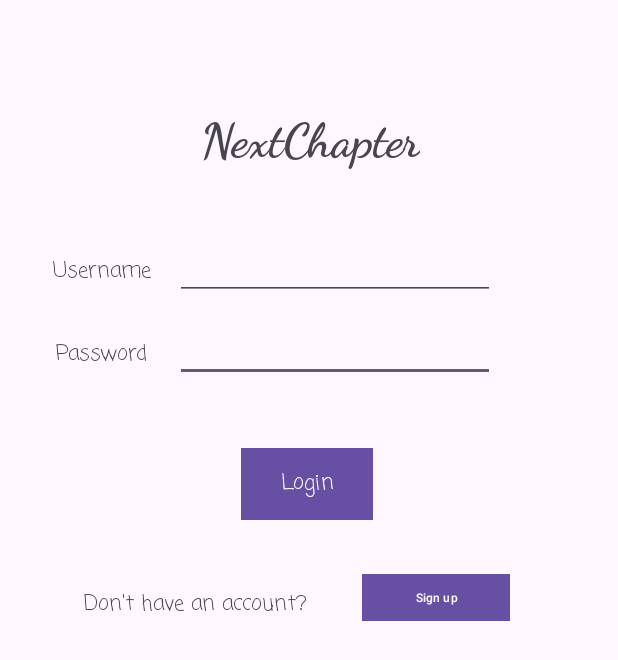
After one commit to kevinsgeo/next_chapter, an Android app: the fragment LoginFragment shown on its own in the app's theme, on a phone screen of 412 x 824 dp. The commit adds this screen. Shown: the top 660 px of the screen. Run offline under Robolectric (Android 15) with nearby library versions, the phone set to English and light mode, and no system bars.

Commit message:
added initial functionality for login and signup screens

```diff
--- /dev/null
+++ b/app/src/main/java/com/cs407/nextchapter/LoginFragment.kt
@@ -0,0 +1,38 @@
+package com.cs407.nextchapter
+
+import android.os.Bundle
+import android.view.LayoutInflater
+import android.view.View
+import android.view.ViewGroup
+import android.widget.Button
+import androidx.core.view.ViewCompat
+import androidx.core.view.WindowInsetsCompat
+import androidx.fragment.app.Fragment
+
+class LoginFragment : Fragment() {
+
+    override fun onCreateView(
+        inflater: LayoutInflater, container: ViewGroup?,
+        savedInstanceState: Bundle?
+    ): View? {
+        // Inflate the layout for this fragment
+        val view = inflater.inflate(R.layout.activity_login, container, false)
+
+        // Apply window insets to the root view of the fragment
+        ViewCompat.setOnApplyWindowInsetsListener(view.findViewById(R.id.main)) { v, insets ->
+            val systemBars = insets.getInsets(WindowInsetsCompat.Type.systemBars())
+            v.setPadding(systemBars.left, systemBars.top, systemBars.right, systemBars.bottom)
+            insets
+        }
+        view.findViewById<Button>(R.id.signupbutton)?.setOnClickListener {
+            parentFragmentManager.beginTransaction()
+                .replace(R.id.fragment_container, SignupFragment())
+                .addToBackStack(null) // Allows navigating back to the previous fragment
+                .commit()
+        }
+
+
+
+        return view
+    }
+}
--- a/app/src/main/java/com/cs407/nextchapter/MainActivity.kt
+++ b/app/src/main/java/com/cs407/nextchapter/MainActivity.kt
@@ -1,6 +1,7 @@
 package com.cs407.nextchapter
 
 import android.os.Bundle
+import android.widget.Button
 import androidx.activity.enableEdgeToEdge
 import androidx.appcompat.app.AppCompatActivity
 import androidx.core.view.ViewCompat
--- /dev/null
+++ b/app/src/main/res/layout/activity_login.xml
@@ -0,0 +1,109 @@
+<?xml version="1.0" encoding="utf-8"?>
+<androidx.constraintlayout.widget.ConstraintLayout xmlns:android="http://schemas.android.com/apk/res/android"
+    xmlns:app="http://schemas.android.com/apk/res-auto"
+    xmlns:tools="http://schemas.android.com/tools"
+    android:id="@+id/main"
+    android:layout_width="match_parent"
+    android:layout_height="match_parent"
+    tools:context=".MainActivity">
+
+    <TextView
+        android:id="@+id/textView"
+        android:layout_width="wrap_content"
+        android:layout_height="wrap_content"
+        android:layout_marginStart="35dp"
+        android:layout_marginTop="170dp"
+        android:fontFamily="casual"
+        android:text="Username"
+        app:layout_constraintStart_toStartOf="parent"
+        app:layout_constraintTop_toTopOf="parent" />
+
+    <TextView
+        android:id="@+id/textView2"
+        android:layout_width="wrap_content"
+        android:layout_height="wrap_content"
+        android:layout_marginTop="33dp"
+        android:layout_marginEnd="18dp"
+        android:fontFamily="casual"
+        android:text="Password"
+        app:layout_constraintEnd_toStartOf="@+id/password"
+        app:layout_constraintTop_toBottomOf="@+id/textView" />
+
+    <EditText
+        android:id="@+id/password"
+        android:layout_width="wrap_content"
+        android:layout_height="wrap_content"
+        android:layout_marginTop="9dp"
+        android:ems="10"
+        android:inputType="text"
+        app:layout_constraintStart_toStartOf="@+id/username"
+        app:layout_constraintTop_toBottomOf="@+id/username" />
+
+    <EditText
+        android:id="@+id/username"
+        android:layout_width="wrap_content"
+        android:layout_height="wrap_content"
+        android:layout_marginStart="16dp"
+        android:layout_marginBottom="25dp"
+        android:ems="10"
+        android:inputType="textEmailAddress"
+        app:layout_constraintBottom_toTopOf="@+id/textView2"
+        app:layout_constraintStart_toEndOf="@+id/textView" />
+
+    <Button
+        android:id="@+id/loginbutton"
+        android:layout_width="wrap_content"
+        android:layout_height="wrap_content"
+        android:layout_marginStart="44dp"
+        android:layout_marginTop="44dp"
+        android:background="#673AB7"
+        android:fontFamily="casual"
+        android:text="Login"
+        app:layout_constraintStart_toStartOf="@+id/password"
+        app:layout_constraintTop_toBottomOf="@+id/password" />
+
+    <TextView
+        android:id="@+id/textView3"
+        android:layout_width="wrap_content"
+        android:layout_height="wrap_content"
+        android:layout_marginStart="17dp"
+        android:layout_marginBottom="41dp"
+        android:fontFamily="cursive"
+        android:text="NextChapter"
+        android:textSize="32dp"
+        android:textStyle="bold"
+        app:layout_constraintBottom_toTopOf="@+id/username"
+        app:layout_constraintStart_toStartOf="@+id/username" />
+
+    <TextView
+        android:id="@+id/textView4"
+        android:layout_width="wrap_content"
+        android:layout_height="wrap_content"
+        android:layout_marginStart="56dp"
+        android:layout_marginTop="45dp"
+        android:layout_marginEnd="37dp"
+        android:fontFamily="casual"
+        android:text="Don't have an account?"
+        app:layout_constraintEnd_toStartOf="@+id/signupbutton"
+        app:layout_constraintStart_toStartOf="parent"
+        app:layout_constraintTop_toBottomOf="@+id/loginbutton" />
+
+    <Button
+        android:id="@+id/signupbutton"
+        android:layout_width="0dp"
+        android:layout_height="31dp"
+        android:layout_marginEnd="72dp"
+        android:background="#F8F5F5"
+        android:backgroundTint="#FFFFFF"
+        android:text="Sign up"
+        android:textColor="#FAF9FB"
+        android:textColorHighlight="#FFFFFF"
+        android:textColorHint="#F8F6F6"
+        android:textColorLink="#FFFFFF"
+        android:textSize="8sp"
+        app:layout_constraintBottom_toBottomOf="@+id/textView4"
+        app:layout_constraintEnd_toEndOf="parent"
+        app:layout_constraintStart_toEndOf="@+id/textView4"
+        app:strokeColor="#FBFAFA" />
+
+</androidx.constraintlayout.widget.ConstraintLayout>
```
Also changed, not shown: app/src/main/java/com/cs407/nextchapter/SignupFragment.kt (added, +39 -0 lines), app/src/main/res/layout/activity_signup.xml (added, +98 -0 lines).
